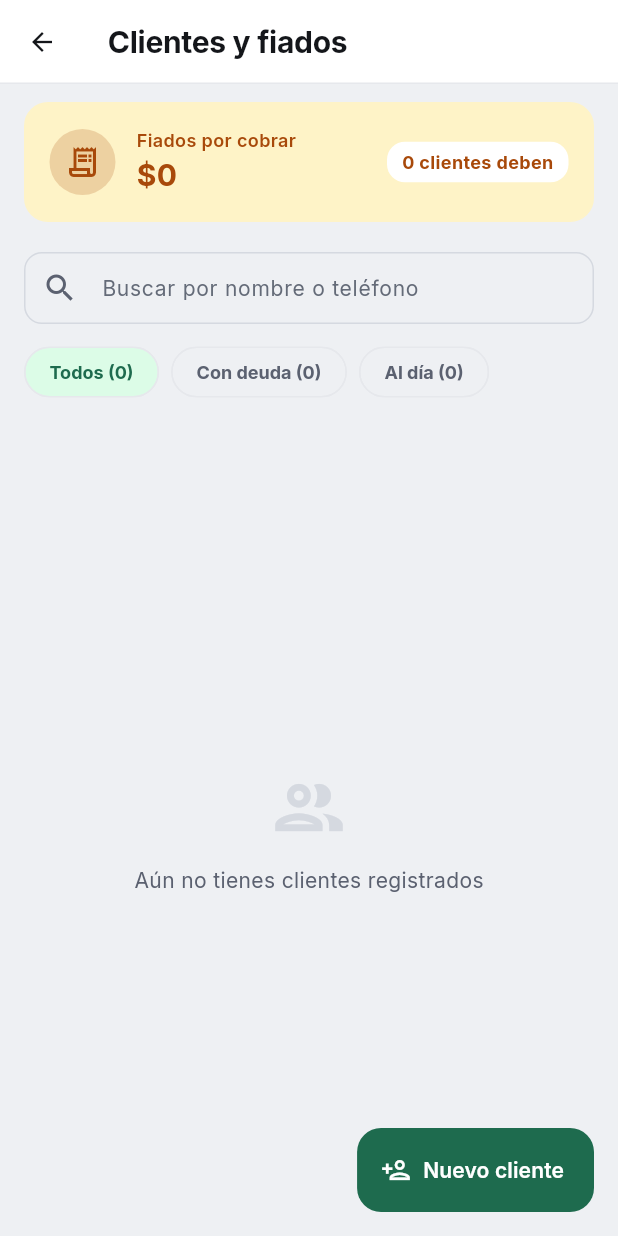
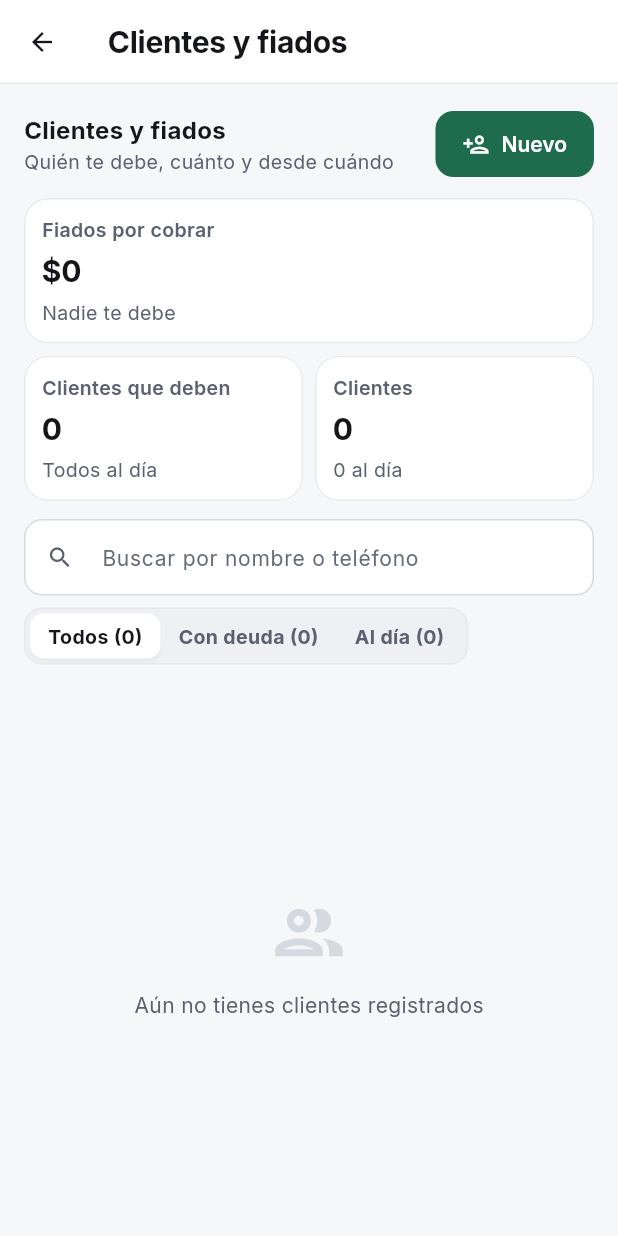
Before and after one commit to JoseRiatiga/Stockealo, a Flutter app: the CustomersScreen screen opened directly with empty values, on a phone screen of 412 x 824 dp. Run offline on Flutter 3.47's test engine with Material 3 defaults, Android fonts, the phone set to English and light mode, and no system bars; our stand-ins replace barcode_widget, file_picker, flutter_local_notifications, image_picker, open_filex, package_info_plus and 8 more; missing offline and left inert: dart:js_interop, excel, mobile_scanner; accounts and stored records are empty; network calls fail.

Commit message:
feat(0.13.4): segunda pasada del re-diseño en Clientes, Proveedores, Productos y Stock
Co-Authored-By: Claude Opus 5.5 <noreply@anthropic.com>

```diff
--- /dev/null
+++ b/lib/core/design/filter_tabs.dart
@@ -0,0 +1,61 @@
+import 'package:flutter/material.dart';
+
+import '../theme/app_tokens.dart';
+
+/// Pestañas para filtrar una lista («Todos · Con deuda · Al día»), del diseño aprobado:
+/// una franja gris y la opción elegida en blanco con sombra suave. Se desplaza de lado
+/// si no cabe (celular). Re-diseño 0.13.4, segunda pasada.
+class FilterTabs<T> extends StatelessWidget {
+  final Map<T, String> options;
+  final T value;
+  final ValueChanged<T> onChanged;
+
+  const FilterTabs({super.key, required this.options, required this.value, required this.onChanged});
+
+  @override
+  Widget build(BuildContext context) {
+    final c = context.colors;
+    return SingleChildScrollView(
+      scrollDirection: Axis.horizontal,
+      child: Container(
+        padding: const EdgeInsets.all(3),
+        decoration: BoxDecoration(
+          color: c.surfaceMuted,
+          borderRadius: BorderRadius.circular(AppRadius.control),
+          border: Border.all(color: c.line),
+        ),
+        child: Row(
+          mainAxisSize: MainAxisSize.min,
+          children: [
+            for (final e in options.entries)
+              Semantics(
+                selected: e.key == value,
+                button: true,
+                child: Material(
+                  color: e.key == value ? c.surface : Colors.transparent,
+                  elevation: e.key == value ? 1 : 0,
+                  shadowColor: c.ink.withValues(alpha: 0.12),
+                  borderRadius: BorderRadius.circular(AppRadius.control - 3),
+                  child: InkWell(
+                    borderRadius: BorderRadius.circular(AppRadius.control - 3),
+                    onTap: () => onChanged(e.key),
+                    child: Padding(
+                      padding: const EdgeInsets.symmetric(horizontal: AppSpace.md, vertical: AppSpace.sm - 2),
+                      child: Text(
+                        e.value,
+                        style: AppText.small(
+                          context,
+                          weight: FontWeight.w700,
+                          color: e.key == value ? c.ink : c.inkMuted,
+                        ),
+                      ),
+                    ),
+                  ),
+                ),
+              ),
+          ],
+        ),
+      ),
+    );
+  }
+}
--- a/lib/features/customers/presentation/screens/customers_screen.dart
+++ b/lib/features/customers/presentation/screens/customers_screen.dart
@@ -18,6 +18,9 @@ import '../../../pro/presentation/widgets/pro_upsell_sheet.dart';
 import '../../data/account_statement.dart';
 import '../../data/debt_reminder_schedule.dart';
 import '../widgets/debt_reminder_schedule_sheet.dart';
+import '../../../../core/design/stat_card.dart';
+import '../../../../core/design/filter_tabs.dart';
+import '../../../../core/design/status_pill.dart';
 
 class CustomersScreen extends StatefulWidget {
   final String businessId;
@@ -240,106 +243,113 @@ class _CustomersScreenState extends State<CustomersScreen> {
   Widget build(BuildContext context) {
     final filtered = _filteredCustomers;
 
+    final c = context.colors;
+    final wide = MediaQuery.sizeOf(context).width >= 640;
+    final kpis = [
+      StatCard(
+        title: 'Fiados por cobrar',
+        value: CurrencyFormatter.formatCOP(_totalDebt),
+        detail: _totalDebt > 0 ? 'Lo que te deben tus clientes' : 'Nadie te debe',
+        compact: !wide,
+      ),
+      StatCard(
+        title: 'Clientes que deben',
+        value: '$_debtorsCount',
+        detail: _debtorsCount == 0 ? 'Todos al día' : 'Toca «Con deuda» para verlos',
+        onTap: _debtorsCount == 0 ? null : () => setState(() => _filter = 'DEUDA'),
+        compact: !wide,
+      ),
+      StatCard(
+        title: 'Clientes',
+        value: '${_customers.length}',
+        detail: '${_customers.length - _debtorsCount} al día',
+        compact: !wide,
+      ),
+    ];
+
+    // Re-diseño 0.13.4 (segunda pasada): encabezado con la acción, cifras en tarjetas,
+    // buscador y pestañas; sin botón flotante (ya no se cruza con Stocky)
     return Scaffold(
-      backgroundColor: context.colors.surfaceMuted,
+      backgroundColor: c.paper,
       appBar: widget.embedded ? null : AppBar(title: const Text('Clientes y fiados')),
       body: Center(
         child: ConstrainedBox(
           constraints: const BoxConstraints(maxWidth: 960),
           child: Column(
             children: [
-          // Banner de resumen de cartera/deuda
-          Container(
-            padding: const EdgeInsets.symmetric(horizontal: 16, vertical: 12),
-            child: Container(
-              padding: const EdgeInsets.all(16),
-              decoration: BoxDecoration(
-                color: context.colors.warningSoft,
-                borderRadius: BorderRadius.circular(16),
-                border: Border.all(color: context.colors.warningSoft),
-              ),
-              child: Row(
+          Padding(
+            padding: const EdgeInsets.fromLTRB(AppSpace.lg, AppSpace.lg, AppSpace.lg, AppSpace.sm),
+            child: Column(
+              crossAxisAlignment: CrossAxisAlignment.stretch,
               children: [
-                  Container(
-                    padding: const EdgeInsets.all(10),
-                    decoration: BoxDecoration(
-                      color: context.colors.warning.withValues(alpha: 0.2),
-                      shape: BoxShape.circle,
-                    ),
-                    child: Icon(Icons.receipt_long_outlined, color: context.colors.warning, size: 24),
-                  ),
-                  const SizedBox(width: 14),
+                Row(
+                  children: [
                     Expanded(
                       child: Column(
                         crossAxisAlignment: CrossAxisAlignment.start,
                         children: [
-                        Text(
-                          'Fiados por cobrar',
-                          style: TextStyle(
-                            fontSize: AppText.sizeCaption,
-                            color: context.colors.warning,
-                            fontWeight: FontWeight.w600,
+                          Text('Clientes y fiados', style: AppText.title(context)),
+                          Text('Quién te debe, cuánto y desde cuándo', style: AppText.small(context)),
+                        ],
                       ),
                     ),
-                        Text(
-                          CurrencyFormatter.formatCOP(_totalDebt),
-                          style: TextStyle(
-                            fontSize: AppText.sizeHeading,
-                            fontWeight: FontWeight.bold,
-                            color: context.colors.warning,
-                          ),
+                    FilledButton.icon(
+                      onPressed: _openCreateCustomerDialog,
+                      icon: const Icon(Icons.person_add_outlined, size: 18),
+                      label: Text(wide ? 'Nuevo cliente' : 'Nuevo'),
                     ),
                   ],
                 ),
-                  ),
-                  Container(
-                    padding: const EdgeInsets.symmetric(horizontal: 10, vertical: 5),
-                    decoration: BoxDecoration(
-                      color: context.colors.surface,
-                      borderRadius: BorderRadius.circular(12),
-                    ),
-                    child: Text(
-                      _debtorsCount == 1 ? '1 cliente debe' : '$_debtorsCount clientes deben',
-                      style: TextStyle(
-                        fontSize: AppText.sizeCaption,
-                        fontWeight: FontWeight.bold,
-                        color: context.colors.warning,
-                      ),
-                    ),
-                  ),
+                const SizedBox(height: AppSpace.md),
+                if (wide)
+                  Row(
+                    crossAxisAlignment: CrossAxisAlignment.start,
+                    children: [
+                      for (var i = 0; i < kpis.length; i++) ...[
+                        if (i > 0) const SizedBox(width: AppSpace.md),
+                        Expanded(child: kpis[i]),
                       ],
-              ),
-            ),
-          ),
-
-          // Buscador y Filtros
-          Container(
-            padding: const EdgeInsets.fromLTRB(16, 8, 16, 12),
-            child: Column(
+                    ],
+                  )
+                else ...[
+                  kpis[0],
+                  const SizedBox(height: AppSpace.sm),
+                  Row(children: [Expanded(child: kpis[1]), const SizedBox(width: AppSpace.sm), Expanded(child: kpis[2])]),
+                ],
+                const SizedBox(height: AppSpace.md),
+                Flex(
+                  direction: wide ? Axis.horizontal : Axis.vertical,
+                  crossAxisAlignment: wide ? CrossAxisAlignment.center : CrossAxisAlignment.stretch,
                   children: [
-                TextField(
+                    Flexible(
+                      flex: wide ? 1 : 0,
+                      child: TextField(
                         controller: _searchController,
                         onChanged: (_) => setState(() {}),
                         decoration: InputDecoration(
                           hintText: 'Buscar por nombre o teléfono',
-                    prefixIcon: Icon(Icons.search_outlined, color: context.colors.inkMuted),
+                          prefixIcon: Icon(Icons.search_outlined, color: c.inkMuted),
                           suffixIcon: _searchController.text.isNotEmpty
-                        ? IconButton(icon: const Icon(Icons.clear_outlined, size: 18), onPressed: () => setState(() => _searchController.clear()))
+                              ? IconButton(
+                                  tooltip: 'Borrar búsqueda',
+                                  icon: const Icon(Icons.clear_outlined, size: 18),
+                                  onPressed: () => setState(() => _searchController.clear()),
+                                )
                               : null,
-                    filled: true,
-                    fillColor: context.colors.surfaceMuted,
-                    contentPadding: const EdgeInsets.symmetric(vertical: 10),
-                    border: OutlineInputBorder(borderRadius: BorderRadius.circular(12), borderSide: BorderSide.none),
+                          isDense: true,
                         ),
                       ),
-                const SizedBox(height: 8),
-                Row(
-                  children: [
-                    _buildFilterChip('TODOS', 'Todos (${_customers.length})'),
-                    const SizedBox(width: 8),
-                    _buildFilterChip('DEUDA', 'Con deuda ($_debtorsCount)'),
-                    const SizedBox(width: 8),
-                    _buildFilterChip('AL_DIA', 'Al día (${_customers.length - _debtorsCount})'),
+                    ),
+                    SizedBox(width: wide ? AppSpace.md : 0, height: wide ? 0 : AppSpace.sm),
+                    FilterTabs<String>(
+                      options: {
+                        'TODOS': 'Todos (${_customers.length})',
+                        'DEUDA': 'Con deuda ($_debtorsCount)',
+                        'AL_DIA': 'Al día (${_customers.length - _debtorsCount})',
+                      },
+                      value: _filter,
+                      onChanged: (v) => setState(() => _filter = v),
+                    ),
                   ],
                 ),
               ],
@@ -369,10 +379,10 @@ class _CustomersScreenState extends State<CustomersScreen> {
                       )
                     : ListView.builder(
                         padding: EdgeInsets.fromLTRB(
-                          16,
-                          12,
-                          16,
-                          MediaQuery.of(context).padding.bottom + 80,
+                          AppSpace.lg,
+                          AppSpace.sm,
+                          AppSpace.lg,
+                          MediaQuery.of(context).padding.bottom + 96,
                         ),
                         itemCount: filtered.length,
                         itemBuilder: (context, index) {
@@ -385,43 +395,15 @@ class _CustomersScreenState extends State<CustomersScreen> {
       ),
       ),
       ),
-      floatingActionButton: Padding(
-        padding: EdgeInsets.only(bottom: MediaQuery.of(context).padding.bottom),
-        child: FloatingActionButton.extended(
-          onPressed: _openCreateCustomerDialog,
-          backgroundColor: context.colors.accent,
-          foregroundColor: Colors.white,
-          icon: const Icon(Icons.person_add_outlined),
-          label: const Text('Nuevo cliente'),
-        ),
-      ),
-    );
-  }
-
-  Widget _buildFilterChip(String key, String label) {
-    final selected = _filter == key;
-    return ChoiceChip(
-      label: Text(label),
-      selected: selected,
-      selectedColor: context.colors.successSoft,
-      backgroundColor: context.colors.surfaceMuted,
-      labelStyle: TextStyle(
-        fontSize: AppText.sizeCaption,
-        fontWeight: FontWeight.bold,
-        color: selected
-            ? (context.colors.accent)
-            : (context.colors.inkMuted),
-      ),
-      onSelected: (_) => setState(() => _filter = key),
     );
   }
 
   Widget _buildCustomerCard(Customer customer) {
     return Card(
-      margin: const EdgeInsets.only(bottom: 10),
+      margin: const EdgeInsets.only(bottom: AppSpace.sm),
       elevation: 0,
       shape: RoundedRectangleBorder(
-        borderRadius: BorderRadius.circular(14),
+        borderRadius: BorderRadius.circular(AppRadius.card),
         side: BorderSide(
           color: customer.hasDebt
               ? (context.colors.warningSoft)
@@ -457,11 +439,9 @@ class _CustomersScreenState extends State<CustomersScreen> {
                     children: [
                       Text(
                         customer.name,
-                        style: TextStyle(
-                          fontWeight: FontWeight.bold,
-                          fontSize: AppText.sizeBodyLarge,
-                          color: context.colors.ink,
-                        ),
+                        maxLines: 1,
+                        overflow: TextOverflow.ellipsis,
+                        style: AppText.bodyLarge(context, weight: FontWeight.w700),
                       ),
                       if (_reminders[customer.id] != null)
                         Padding(
@@ -489,11 +469,11 @@ class _CustomersScreenState extends State<CustomersScreen> {
                               color: context.colors.inkMuted,
                             ),
                             const SizedBox(width: 4),
-                            Text(
+                            Flexible(
+                              child: Text(
                                 customer.phone!,
-                              style: TextStyle(
-                                fontSize: AppText.sizeCaption,
-                                color: context.colors.inkMuted,
+                                overflow: TextOverflow.ellipsis,
+                                style: AppText.caption(context),
                               ),
                             ),
                           ],
@@ -501,51 +481,27 @@ class _CustomersScreenState extends State<CustomersScreen> {
                     ],
                   ),
                 ),
-                // Badge de saldo
-                Container(
-                  padding: const EdgeInsets.symmetric(horizontal: 10, vertical: 5),
-                  decoration: BoxDecoration(
-                    color: customer.hasDebt
-                        ? (context.colors.warningSoft)
-                        : (context.colors.successSoft),
-                    borderRadius: BorderRadius.circular(10),
-                    border: Border.all(
-                      color: customer.hasDebt
-                          ? (context.colors.warningSoft)
-                          : (context.colors.successSoft),
-                    ),
-                  ),
-                  child: Column(
+                // Saldo: lo que debe en grande y su estado
+                Column(
                   crossAxisAlignment: CrossAxisAlignment.end,
                   children: [
                     Text(
-                        customer.hasDebt ? 'Deuda' : 'Al día',
-                        style: TextStyle(
-                          fontSize: AppText.sizeCaption,
-                          fontWeight: FontWeight.bold,
-                          color: customer.hasDebt
-                              ? (context.colors.warning)
-                              : context.colors.accent,
+                      CurrencyFormatter.formatCOP(customer.debtBalance),
+                      style: AppText.amount(context, size: AppText.sizeBodyLarge, color: customer.hasDebt ? context.colors.warning : context.colors.ink),
                     ),
-                      ),
-                      Text(
-                        CurrencyFormatter.formatCOP(customer.debtBalance),
-                        style: TextStyle(
-                          fontSize: AppText.sizeSmall,
-                          fontWeight: FontWeight.bold,
-                          color: customer.hasDebt
-                              ? (context.colors.warning)
-                              : context.colors.accent,
-                        ),
-                      ),
+                    const SizedBox(height: 2),
+                    StatusPill(customer.hasDebt ? 'Debe' : 'Al día', tone: customer.hasDebt ? AppTone.warning : AppTone.success, compact: true),
                   ],
-                  ),
                 ),
               ],
             ),
             Divider(height: 20, color: context.colors.line),
-            Row(
-              mainAxisAlignment: MainAxisAlignment.end,
+            // Acciones: se acomodan en varias líneas si no caben (celular)
+            SizedBox(width: double.infinity, child: Wrap(
+              alignment: WrapAlignment.end,
+              crossAxisAlignment: WrapCrossAlignment.center,
+              spacing: AppSpace.xs,
+              runSpacing: AppSpace.xs,
               children: [
                 if (customer.hasDebt) ...[
                   IconButton(
@@ -553,7 +509,7 @@ class _CustomersScreenState extends State<CustomersScreen> {
                     tooltip: 'Recordar pago por WhatsApp',
                     onPressed: () => _sendFriendlyReminderWhatsApp(customer),
                   ),
-                  ElevatedButton.icon(
+                  FilledButton.icon(
                     onPressed: () {
                       RecordPaymentModal.show(
                         context,
@@ -562,15 +518,8 @@ class _CustomersScreenState extends State<CustomersScreen> {
                       );
                     },
                     icon: const Icon(Icons.attach_money_outlined, size: 16),
-                    label: const Text('Abonar', style: TextStyle(fontWeight: FontWeight.bold, fontSize: AppText.sizeSmall)),
-                    style: ElevatedButton.styleFrom(
-                      backgroundColor: context.colors.accent,
-                      foregroundColor: Colors.white,
-                      shape: RoundedRectangleBorder(borderRadius: BorderRadius.circular(10)),
-                      padding: const EdgeInsets.symmetric(horizontal: 14, vertical: 8),
+                    label: const Text('Abonar'),
                   ),
-                  ),
-                  const SizedBox(width: 8),
                 ],
                 _sharingId == customer.id
                     ? const Padding(
@@ -593,16 +542,10 @@ class _CustomersScreenState extends State<CustomersScreen> {
                 OutlinedButton.icon(
                   onPressed: () => _showCustomerPaymentsHistory(customer),
                   icon: const Icon(Icons.history_outlined, size: 16),
-                  label: const Text('Historial', style: TextStyle(fontSize: AppText.sizeCaption)),
-                  style: OutlinedButton.styleFrom(
-                    foregroundColor: context.colors.ink,
-                    side: BorderSide(color: context.colors.lineStrong),
-                    shape: RoundedRectangleBorder(borderRadius: BorderRadius.circular(10)),
-                    padding: const EdgeInsets.symmetric(horizontal: 10, vertical: 8),
-                  ),
+                  label: const Text('Historial'),
                 ),
               ],
-            ),
+            )),
           ],
         ),
       ),
--- a/lib/features/home/presentation/screens/main_navigation_screen.dart
+++ b/lib/features/home/presentation/screens/main_navigation_screen.dart
@@ -365,10 +365,7 @@ class _MainNavigationScreenState extends State<MainNavigationScreen> with Active
                 if (showStocky)
                   Positioned(
                     right: isWide ? AppSpace.xl : AppSpace.lg,
-                    // Productos y Clientes y proveedores tienen su botón abajo a la derecha: Stocky va encima
-                    bottom: (isWide ? AppSpace.xl : AppSpace.lg) +
-                        MediaQuery.of(context).padding.bottom +
-                        (_currentIndex == AppPlace.productos || _currentIndex == AppPlace.personas ? 72 : 0),
+                    bottom: (isWide ? AppSpace.xl : AppSpace.lg) + MediaQuery.of(context).padding.bottom,
                     child: StockyFloatingButton(businessId: _activeBusiness?.id, onNavigateToTab: _navigateToTab),
                   ),
               ],
```
Also changed, not shown: lib/features/products/presentation/screens/products_list_screen.dart (+32 -29 lines), lib/features/suppliers/presentation/screens/suppliers_screen.dart (+37 -7 lines), 1 other file. Lines whose indentation alone changed are shown as unchanged.
